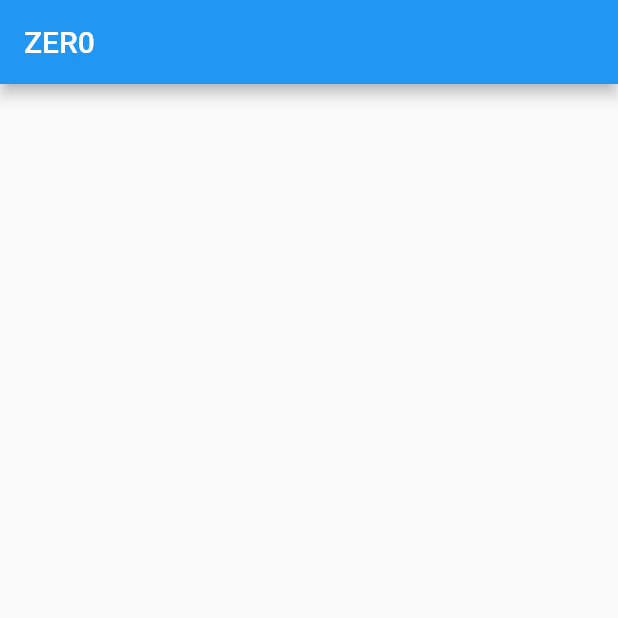
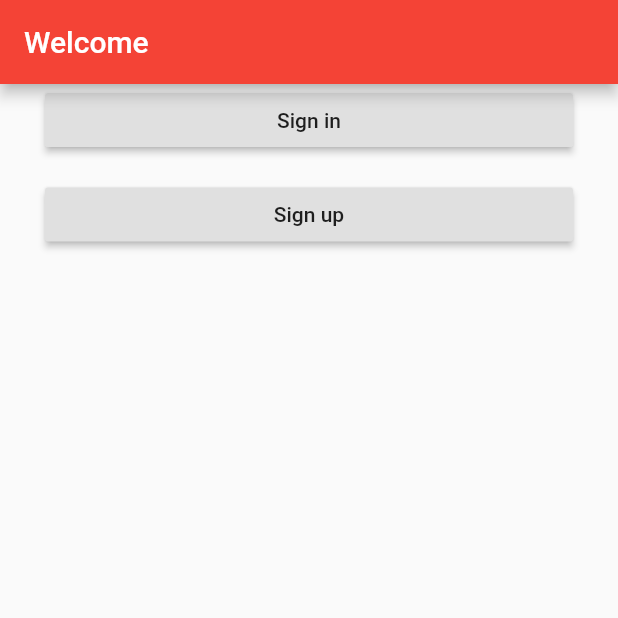
Before and after one commit to ZayedKherani/ZER0, a Flutter app: the screen it shows after launch, on a phone screen of 412 x 824 dp, the top half of it. Run offline on Flutter 3.47's test engine with Material 2 defaults, Android fonts, the phone set to English and light mode, and no system bars; our stand-ins replace cloud_firestore, firebase_auth; accounts and stored records are empty.

Commit message:
Commit 2,

```diff
--- /dev/null
+++ b/lib/Pages/Setup/welcome.dart
@@ -0,0 +1,70 @@
+import 'package:ZER0/Pages/Setup/signUp.dart';
+import 'package:flutter/cupertino.dart';
+import 'package:flutter/material.dart';
+
+import 'package:ZER0/Pages/Setup/signIn.dart';
+import 'package:ZER0/Pages/home.dart';
+
+class WelcomePage extends StatefulWidget {
+  @override
+  _WelcomePageState createState() => _WelcomePageState();
+}
+
+class _WelcomePageState extends State<WelcomePage> {
+  @override
+  Widget build(BuildContext context) {
+    return Scaffold(
+      appBar: AppBar(
+        title: Text('Welcome')
+      ),
+      body:
+      Column(
+        crossAxisAlignment: CrossAxisAlignment.stretch,
+        children: <Widget>[
+          Container(
+            padding: const EdgeInsets.fromLTRB(30.0, 0.0, 30.0, 7.5),
+            child:
+            RaisedButton(
+              onPressed: (){
+                navigateToSignIn();
+              },
+              child:
+              Text('Sign in'),
+            )
+          ),
+          Container(
+              padding: const EdgeInsets.fromLTRB(30.0, 7.5, 30.0, 0.0),
+              child:
+              RaisedButton(
+                onPressed: (){
+                  navigateToSignUp();
+                },
+                child:
+                Text('Sign up'),
+              )
+          ),
+        ],
+      ),
+    );
+  }
+
+  void navigateToSignIn(){
+    Navigator.push(
+        context,
+        MaterialPageRoute(
+            builder: (context) => LoginPage(title: 'ZER0 Sign in',),
+            fullscreenDialog: true
+        )
+    );
+  }
+
+  void navigateToSignUp(){
+    Navigator.push(
+        context,
+        MaterialPageRoute(
+            builder: (context) => SignUpPage(title: 'ZER0 Sign up',),
+            fullscreenDialog: true
+        )
+    );
+  }
+}
--- a/lib/main.dart
+++ b/lib/main.dart
@@ -1,6 +1,17 @@
+//import 'package:cloud_firestore/cloud_firestore.dart';
+import 'package:ZER0/Pages/Setup/welcome.dart';
+import 'package:flutter/cupertino.dart';
 import 'package:flutter/material.dart';
+import 'package:flutter/services.dart';
 
-void main() {
+import 'package:ZER0/Pages/Setup/welcome.dart';
+
+void main() async {
+  WidgetsFlutterBinding.ensureInitialized();
+  await SystemChrome.setPreferredOrientations([
+    DeviceOrientation.portraitUp,
+    DeviceOrientation.portraitDown
+  ]);
   runApp(MyApp());
 }
 
@@ -8,33 +19,17 @@ class MyApp extends StatelessWidget {
 
   @override
   Widget build(BuildContext context) {
-    return MaterialApp(
-      title: 'ZER0',
-      theme: ThemeData(
-        primarySwatch: Colors.blue,
-      ),
-      home: MyHomePage(title: 'ZER0'),
-    );
+    SystemChrome.setPreferredOrientations([
+      DeviceOrientation.portraitUp,
+      DeviceOrientation.portraitDown,
+    ]);
+      return MaterialApp(
+        title: 'ZER0',
+        debugShowCheckedModeBanner: false,
+        theme: ThemeData(
+          primarySwatch: Colors.red,
+        ),
+        home: new WelcomePage(),
+      );
   }
 }
-
-class MyHomePage extends StatefulWidget {
-  MyHomePage({Key key, this.title}) : super(key: key);
-
-  final String title;
-
-  @override
-  _MyHomePageState createState() => _MyHomePageState();
-}
-
-class _MyHomePageState extends State<MyHomePage> {
-
-  @override
-  Widget build(BuildContext context) {
-    return Scaffold(
-      appBar: AppBar(
-        title: Text(widget.title),
-      ),
-    );
-  }
-}
```
Also changed, not shown: lib/Pages/Setup/signIn.dart (added, +123 -0 lines), lib/Pages/Setup/signUp.dart (added, +156 -0 lines), lib/Pages/home.dart (added, +39 -0 lines), pubspec.yaml (+15 -0 lines), 5 other files.
